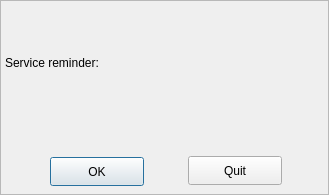
Before: the Qt Designer form src/updatedialog.ui in UbuntuKylin/youker-assistant, drawn with Qt 5.
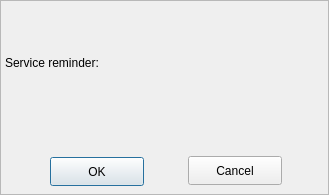
After: the same form once the commit is applied. Icons and pictures are not drawn.

What changed in the file:
```diff
--- a/src/updatedialog.ui
+++ b/src/updatedialog.ui
@@ -89,7 +89,7 @@
 font: 11pt &quot;文泉驿微米黑&quot;;</string>
    </property>
    <property name="text">
-    <string>Quit</string>
+    <string>Cancel</string>
    </property>
   </widget>
   <widget class="QFrame" name="frame">
```
